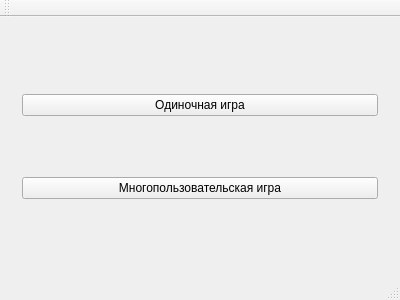
Old version of the form mainwindow.ui in the repository moevm/gui-1h2018-11.
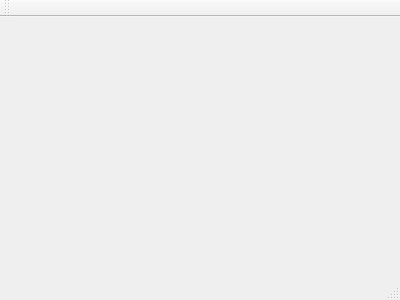
New version of the form. Custom widgets are drawn as their Qt base class.

```diff
--- a/mainwindow.ui
+++ b/mainwindow.ui
@@ -14,32 +14,7 @@
    <string>MainWindow</string>
   </property>
   <widget class="QWidget" name="centralWidget">
-   <layout class="QVBoxLayout" name="verticalLayout">
-    <item>
-     <layout class="QVBoxLayout" name="MainLayout">
-      <item>
-       <widget class="StartMenu" name="startmenu" native="true">
-        <layout class="QVBoxLayout" name="verticalLayout_2">
-         <item>
-          <widget class="QPushButton" name="singleplayer">
-           <property name="text">
-            <string>Одиночная игра</string>
-           </property>
-          </widget>
-         </item>
-         <item>
-          <widget class="QPushButton" name="multyplaye">
-           <property name="text">
-            <string>Многопользовательская игра</string>
-           </property>
-          </widget>
-         </item>
-        </layout>
-       </widget>
-      </item>
-     </layout>
-    </item>
-   </layout>
+   <layout class="QVBoxLayout" name="verticalLayout"/>
   </widget>
   <widget class="QMenuBar" name="menuBar">
    <property name="geometry">
@@ -62,17 +37,6 @@
   <widget class="QStatusBar" name="statusBar"/>
  </widget>
  <layoutdefault spacing="6" margin="11"/>
- <customwidgets>
-  <customwidget>
-   <class>StartMenu</class>
-   <extends>QWidget</extends>
-   <header>startmenu.h</header>
-   <container>1</container>
-   <slots>
-    <slot>gameStarted()</slot>
-   </slots>
-  </customwidget>
- </customwidgets>
  <resources/>
  <connections>
   <connection>
```
Left out of the diff: 35 changed lines with no effect on the pictures.
